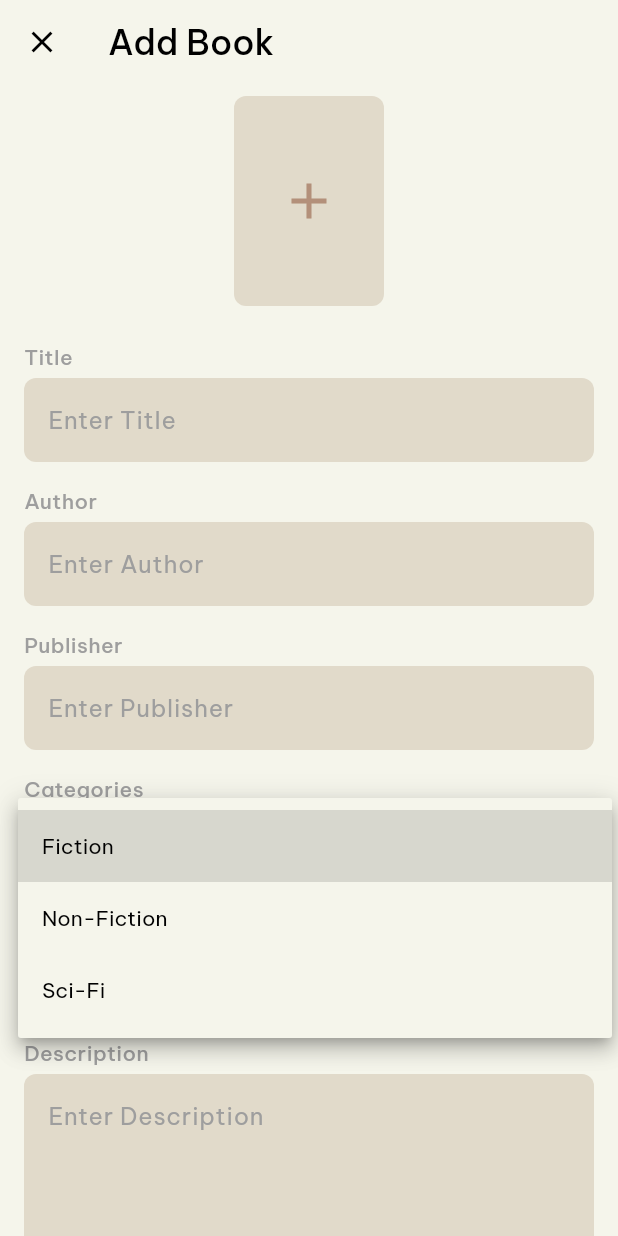
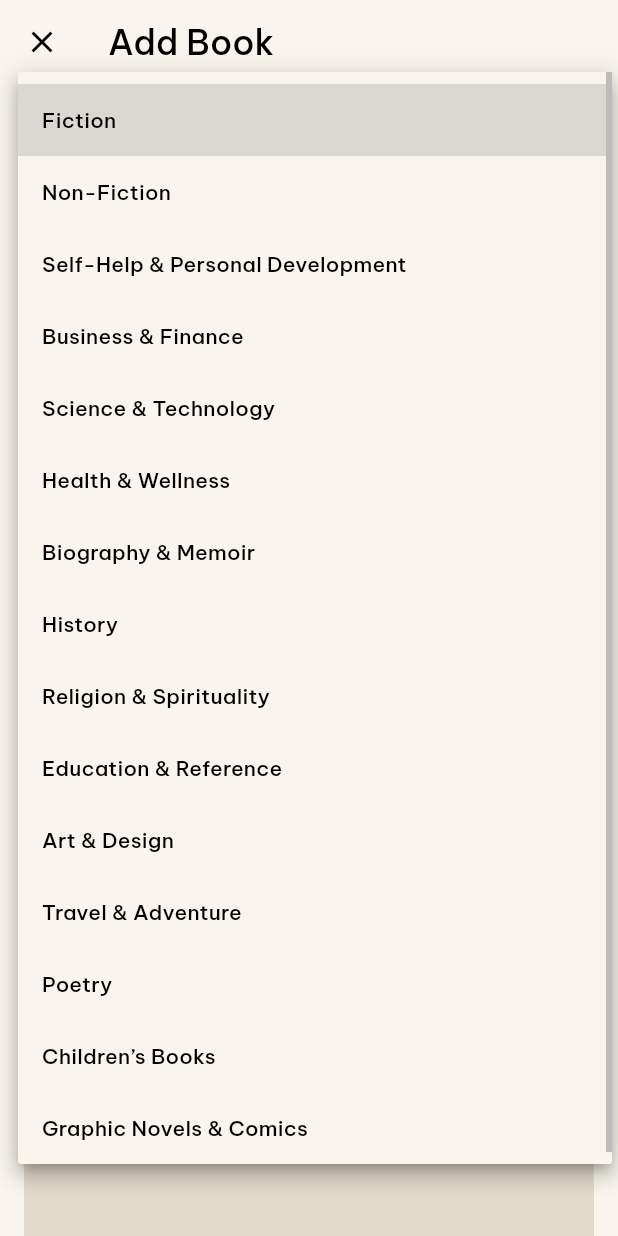
Before and after one commit to AnnisaFadila069/FP-TeknologiBerkembang, a Flutter app: the AddPage screen opened directly, after a tap on "Fiction", on a phone screen of 412 x 824 dp. Run offline on Flutter 3.47's test engine with Material 3 defaults, Android fonts, the phone set to English and light mode, and no system bars; our stand-ins replace cloud_firestore, firebase_auth, firebase_core, google_fonts, smooth_page_indicator; accounts and stored records are empty.

Commit message:
integrasi firebase

```diff
--- a/lib/add_page.dart
+++ b/lib/add_page.dart
@@ -1,4 +1,5 @@
 import 'package:flutter/material.dart';
+import 'package:cloud_firestore/cloud_firestore.dart';
 
 class AddPage extends StatefulWidget {
   const AddPage({super.key});
@@ -8,16 +9,84 @@ class AddPage extends StatefulWidget {
 }
 
 class _AddPageState extends State<AddPage> {
-  // state nilai awal
+  // Controllers untuk TextField
+  final TextEditingController _titleController = TextEditingController();
+  final TextEditingController _authorController = TextEditingController();
+  final TextEditingController _publisherController = TextEditingController();
+  final TextEditingController _descriptionController = TextEditingController();
+
+  // State nilai awal dropdown
   String selectedCategory = 'Fiction';
-  String selectedStatus = 'Selesai';
+  String selectedStatus = 'Not Started';
+
+  final List<String> _categories = [
+    'Fiction',
+    'Non-Fiction',
+    'Self-Help & Personal Development',
+    'Business & Finance',
+    'Science & Technology',
+    'Health & Wellness',
+    'Biography & Memoir',
+    'History',
+    'Religion & Spirituality',
+    'Education & Reference',
+    'Art & Design',
+    'Travel & Adventure',
+    'Poetry',
+    'Children’s Books',
+    'Graphic Novels & Comics',
+  ];
+
+  final List<String> _statuses = [
+    'Not Started',
+    'Completed',
+    'Currently Reading',
+  ];
+
+  Future<void> _saveBook() async {
+    // Validasi input
+    if (_titleController.text.isEmpty ||
+        _authorController.text.isEmpty ||
+        _publisherController.text.isEmpty ||
+        _descriptionController.text.isEmpty) {
+      ScaffoldMessenger.of(context).showSnackBar(
+        const SnackBar(content: Text('All fields are required')),
+      );
+      return;
+    }
+
+    try {
+      // Menyimpan data ke Firestore
+      await FirebaseFirestore.instance.collection('books').add({
+        'title': _titleController.text,
+        'author': _authorController.text,
+        'publisher': _publisherController.text,
+        'description': _descriptionController.text,
+        'categories': selectedCategory,
+        'status': selectedStatus,
+        'created_at': FieldValue.serverTimestamp(),
+      });
+
+      // Menampilkan pesan berhasil
+      ScaffoldMessenger.of(context).showSnackBar(
+        const SnackBar(content: Text('Book added successfully!')),
+      );
+
+      // Kembali ke halaman sebelumnya
+      Navigator.pop(context);
+    } catch (e) {
+      ScaffoldMessenger.of(context).showSnackBar(
+        SnackBar(content: Text('Error: $e')),
+      );
+    }
+  }
 
   @override
   Widget build(BuildContext context) {
     return Scaffold(
-      backgroundColor: const Color(0xFFF5F5EB),
+      backgroundColor: const Color(0xFFF9F5EE), // Pale pink
       appBar: AppBar(
-        backgroundColor: const Color(0xFFF5F5EB),
+        backgroundColor: const Color(0xFFF9F5EE), // Pale pink
         elevation: 0,
         leading: IconButton(
           icon: const Icon(Icons.close, color: Colors.black),
@@ -45,27 +114,38 @@ class _AddPageState extends State<AddPage> {
               Center(
                 child: GestureDetector(
                   onTap: () {
-                    // fungsi pas add image ntar
+                    // Fungsi upload image jika diperlukan
                   },
                   child: Container(
                     width: 100,
                     height: 140,
                     decoration: BoxDecoration(
-                      color: const Color(0xFFE1DACA),
+                      color: const Color(0xFFE1DACA), // Box color
                       borderRadius: BorderRadius.circular(8),
                     ),
-                    child: const Icon(Icons.add, size: 40, color: Color(0xFFB3907A)),
+                    child: const Icon(Icons.add, size: 40, color: Color(0xFF7B7B7D)),
                   ),
                 ),
               ),
               const SizedBox(height: 16),
-              const CustomTextField(label: 'Title', hintText: 'Enter Title'),
-              const CustomTextField(label: 'Author', hintText: 'Enter Author'),
-              const CustomTextField(label: 'Publisher', hintText: 'Enter Publisher'),
-              // Dropdown untuk Categories
+              CustomTextField(
+                label: 'Title',
+                hintText: 'Enter Title',
+                controller: _titleController,
+              ),
+              CustomTextField(
+                label: 'Author',
+                hintText: 'Enter Author',
+                controller: _authorController,
+              ),
+              CustomTextField(
+                label: 'Publisher',
+                hintText: 'Enter Publisher',
+                controller: _publisherController,
+              ),
               CustomDropdown(
                 label: 'Categories',
-                items: const ['Fiction', 'Non-Fiction', 'Sci-Fi'],
+                items: _categories,
                 value: selectedCategory,
                 onChanged: (value) {
                   setState(() {
@@ -73,10 +153,9 @@ class _AddPageState extends State<AddPage> {
                   });
                 },
               ),
-              // Dropdown untuk Status
               CustomDropdown(
                 label: 'Status',
-                items: const ['Selesai', 'Sedang Dibaca', 'Sudah Dibaca'],
+                items: _statuses,
                 value: selectedStatus,
                 onChanged: (value) {
                   setState(() {
@@ -84,19 +163,18 @@ class _AddPageState extends State<AddPage> {
                   });
                 },
               ),
-              const CustomTextField(
+              CustomTextField(
                 label: 'Description',
                 hintText: 'Enter Description',
+                controller: _descriptionController,
                 maxLines: 5,
               ),
               const SizedBox(height: 16),
               Center(
                 child: ElevatedButton(
-                  onPressed: () {
-                    // buat save nanti
-                  },
+                  onPressed: _saveBook,
                   style: ElevatedButton.styleFrom(
-                    backgroundColor: const Color(0xFFC1B6A3),
+                    backgroundColor: const Color(0xFFC1B6A3), // Save button color
                     shape: RoundedRectangleBorder(
                       borderRadius: BorderRadius.circular(8),
                     ),
@@ -104,7 +182,12 @@ class _AddPageState extends State<AddPage> {
                   ),
                   child: const Text(
                     'SAVE',
-                    style: TextStyle(color: Colors.white),
+                    style: TextStyle(
+                      fontFamily: 'BeVietnamPro',
+                      color: Colors.white, // Save text color
+                      fontSize: 10,
+                      fontWeight: FontWeight.bold,
+                    ),
                   ),
                 ),
               ),
@@ -119,12 +202,14 @@ class _AddPageState extends State<AddPage> {
 class CustomTextField extends StatelessWidget {
   final String label;
   final String hintText;
+  final TextEditingController controller;
   final int maxLines;
 
   const CustomTextField({
     super.key,
     required this.label,
     required this.hintText,
+    required this.controller,
     this.maxLines = 1,
   });
 
@@ -141,15 +226,16 @@ class CustomTextField extends StatelessWidget {
               fontFamily: 'BeVietnamPro',
               fontSize: 14,
               fontWeight: FontWeight.w500,
-              color: Colors.grey,
+              color: Color(0xFF7B7B7D), // Label color
             ),
           ),
           const SizedBox(height: 4),
           TextField(
+            controller: controller,
             maxLines: maxLines,
             decoration: InputDecoration(
               filled: true,
-              fillColor: const Color(0xFFE1DACA),
+              fillColor: const Color(0xFFE1DACA), // Box color
               hintText: hintText,
               hintStyle: const TextStyle(color: Colors.grey),
               border: OutlineInputBorder(
@@ -191,14 +277,14 @@ class CustomDropdown extends StatelessWidget {
               fontFamily: 'BeVietnamPro',
               fontSize: 14,
               fontWeight: FontWeight.w500,
-              color: Colors.grey,
+              color: Color(0xFF7B7B7D), // Label color
             ),
           ),
           const SizedBox(height: 4),
           Container(
             padding: const EdgeInsets.symmetric(horizontal: 12),
             decoration: BoxDecoration(
-              color: const Color(0xFFE1DACA),
+              color: const Color(0xFFE1DACA), // Box color
               borderRadius: BorderRadius.circular(8),
             ),
             child: DropdownButtonHideUnderline(
@@ -211,6 +297,7 @@ class CustomDropdown extends StatelessWidget {
                     child: Text(
                       value,
                       style: const TextStyle(
+                        fontFamily: 'BeVietnamPro',
                         fontSize: 14,
                         color: Colors.black,
                       ),
@@ -218,12 +305,7 @@ class CustomDropdown extends StatelessWidget {
                   );
                 }).toList(),
                 onChanged: onChanged,
-                dropdownColor: const Color(0xFFF5F5EB),
-                style: const TextStyle(
-                  fontFamily: 'BeVietnamPro',
-                  fontSize: 14,
-                  color: Colors.black,
-                ),
+                dropdownColor: const Color(0xFFF9F5EE), // Dropdown background
               ),
             ),
           ),
--- a/lib/main.dart
+++ b/lib/main.dart
@@ -4,7 +4,6 @@ import 'package:google_fonts/google_fonts.dart';
 import 'splash.dart';
 import 'homescreen.dart';
 import 'history.dart';
-import 'loginpage.dart';
 import 'package:firebase_core/firebase_core.dart';
 
 void main() async {
--- a/lib/registerpage.dart
+++ b/lib/registerpage.dart
@@ -1,6 +1,5 @@
 import 'package:flutter/material.dart';
 import 'auth_service.dart';
-import 'main.dart';
 import 'loginpage.dart';
 import 'profilepage.dart';
 
--- a/pubspec.yaml
+++ b/pubspec.yaml
@@ -7,9 +7,9 @@ environment:
   sdk: ^3.5.4
 
 dependencies:
-
-  firebase_core: ^3.8.0
-  firebase_auth: ^5.3.3
+  firebase_core: ^3.8.1
+  firebase_auth: ^5.3.4
+  cloud_firestore: ^5.5.1
 
   flutter:
     sdk: flutter
```
Also changed, not shown: pubspec.lock, 3 other files.
